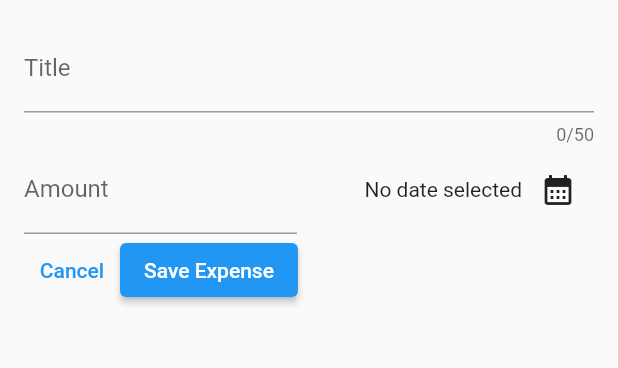
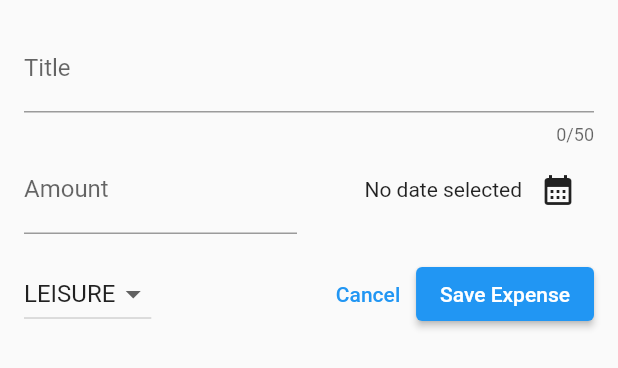
Before and after one commit to congltk1234/LearnFlutter, a Flutter app: the NewExpense widget shown alone on an empty page, opened directly, on a phone screen of 412 x 824 dp. Shown: the top 368 px of the screen. Run offline on Flutter 3.47's test engine with Material 2 defaults, Android fonts, the phone set to English and light mode, and no system bars; our stand-ins replace google_fonts.

Commit message:
Dropdown Button

```diff
--- a/expense_tracker/lib/widgets/add_expense.dart
+++ b/expense_tracker/lib/widgets/add_expense.dart
@@ -14,6 +14,7 @@ class _NewExpenseState extends State<NewExpense> {
   final _titleController = TextEditingController();
   final _amountController = TextEditingController();
   DateTime? _selectedDate;
+  Category _selectedCategory = Category.leisure;
 
   void _datePicker() async {
     final now = DateTime.now();
@@ -81,10 +82,35 @@ class _NewExpenseState extends State<NewExpense> {
               )
             ],
           ),
+          const SizedBox(height: 16),
           Row(
             children: [
+              DropdownButton(
+                value: _selectedCategory,
+                items: Category.values
+                    .map(
+                      (category) => DropdownMenuItem(
+                        value: category,
+                        child: Text(
+                          category.name.toUpperCase(),
+                        ),
+                      ),
+                    )
+                    .toList(),
+                onChanged: (value) {
+                  if (value == null) {
+                    return;
+                  }
+                  setState(() {
+                    _selectedCategory = value;
+                  });
+                },
+              ),
+              const Spacer(),
               TextButton(
-                onPressed: () {},
+                onPressed: () {
+                  Navigator.pop(context);
+                },
                 child: const Text('Cancel'),
               ),
               ElevatedButton(
```
